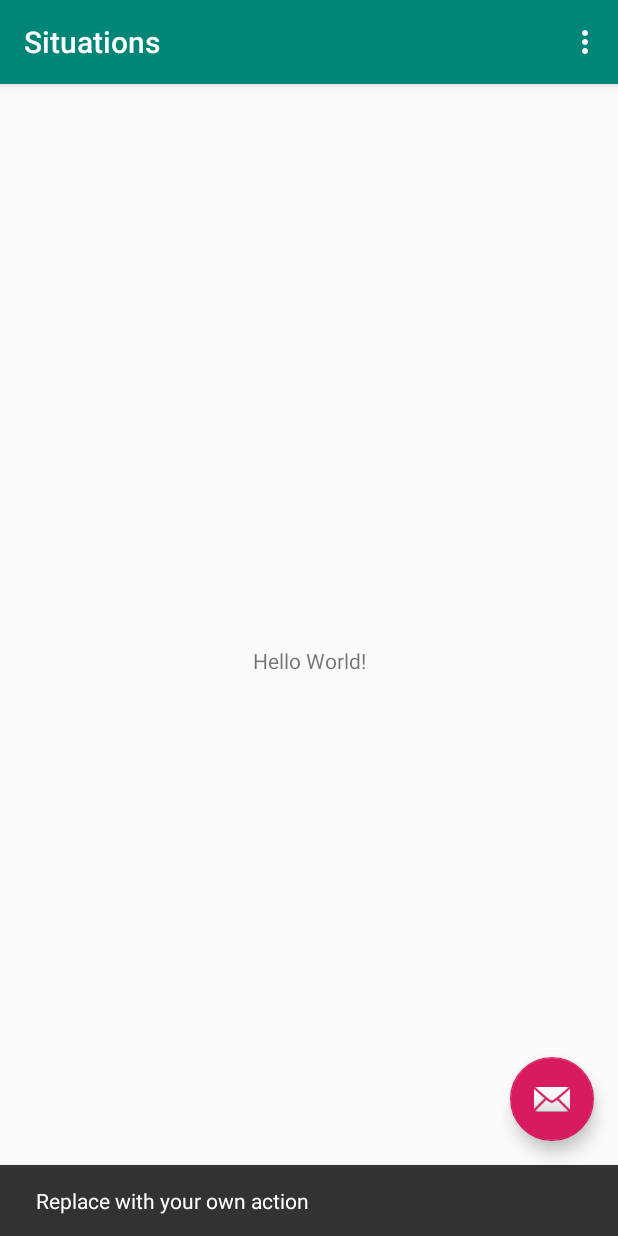
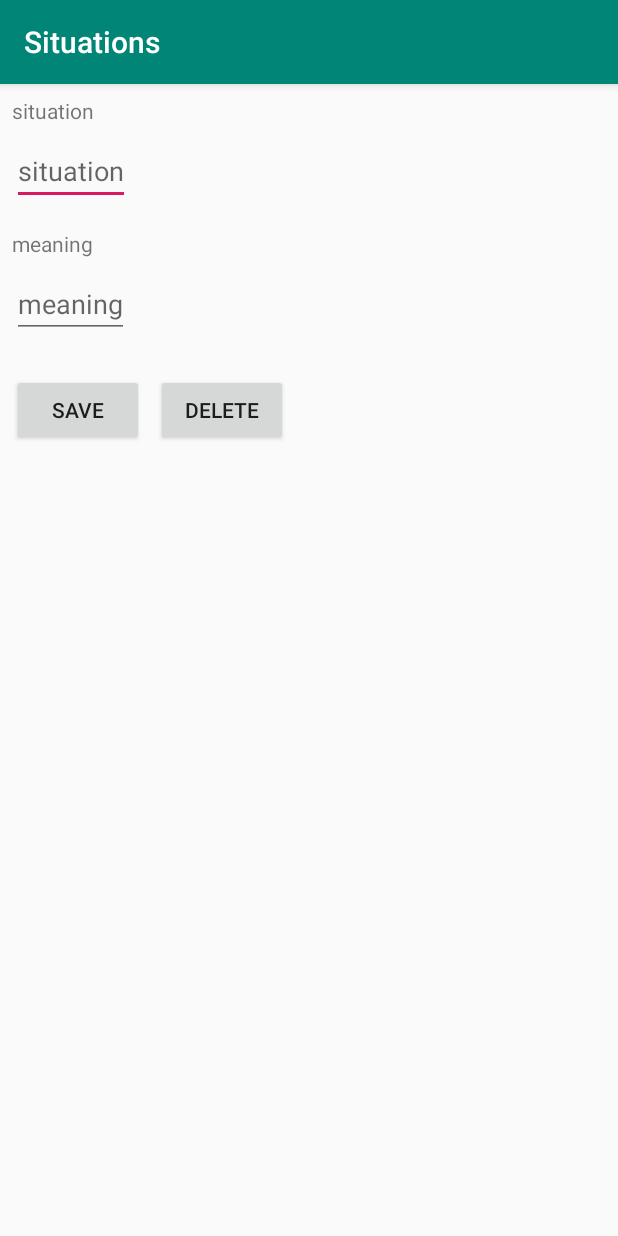
Before and after one commit to MahmoudIbrahim57/Situation, an Android app: the screen it shows after launch (MainActivity before the commit, NewSituationActivity after it), after a tap on an icon or button, on a phone screen of 412 x 824 dp. Run offline under Robolectric (Android 15) with nearby library versions, the phone set to English and light mode, and no system bars; our stand-ins replace Room's generated code.

Commit message:
add succesfuly

```diff
--- a/app/build.gradle
+++ b/app/build.gradle
@@ -14,6 +14,8 @@ android {
         versionCode 1
         versionName "1.0"
         testInstrumentationRunner "android.support.test.runner.AndroidJUnitRunner"
+        vectorDrawables.useSupportLibrary = true
+
     }
     buildTypes {
         release {
@@ -25,7 +27,7 @@ android {
 
 dependencies {
     implementation fileTree(dir: 'libs', include: ['*.jar'])
-    implementation"org.jetbrains.kotlin:kotlin-stdlib-jdk7:$kotlin_version"
+    implementation "org.jetbrains.kotlin:kotlin-stdlib-jdk7:$kotlin_version"
     implementation 'com.android.support:appcompat-v7:27.1.1'
     implementation 'com.android.support.constraint:constraint-layout:1.1.3'
     implementation 'com.android.support:design:27.1.1'
@@ -40,4 +42,5 @@ dependencies {
     testImplementation 'junit:junit:4.12'
     androidTestImplementation 'com.android.support.test:runner:1.0.2'
     androidTestImplementation 'com.android.support.test.espresso:espresso-core:3.0.2'
+    implementation 'com.android.support:recyclerview-v7:27.1.1'
 }
--- a/app/src/main/java/com/example/situations/MainActivity.kt
+++ /dev/null
@@ -1,39 +0,0 @@
-package com.example.situations
-
-import android.os.Bundle
-import android.support.design.widget.Snackbar
-import android.support.v7.app.AppCompatActivity;
-import android.view.Menu
-import android.view.MenuItem
-
-import kotlinx.android.synthetic.main.activity_main.*
-
-class MainActivity : AppCompatActivity() {
-
-    override fun onCreate(savedInstanceState: Bundle?) {
-        super.onCreate(savedInstanceState)
-        setContentView(R.layout.activity_main)
-        setSupportActionBar(toolbar)
-
-        fab.setOnClickListener { view ->
-            Snackbar.make(view, "Replace with your own action", Snackbar.LENGTH_LONG)
-                    .setAction("Action", null).show()
-        }
-    }
-
-    override fun onCreateOptionsMenu(menu: Menu): Boolean {
-        // Inflate the menu; this adds items to the action bar if it is present.
-        menuInflater.inflate(R.menu.menu_main, menu)
-        return true
-    }
-
-    override fun onOptionsItemSelected(item: MenuItem): Boolean {
-        // Handle action bar item clicks here. The action bar will
-        // automatically handle clicks on the Home/Up button, so long
-        // as you specify a parent activity in AndroidManifest.xml.
-        return when (item.itemId) {
-            R.id.action_settings -> true
-            else -> super.onOptionsItemSelected(item)
-        }
-    }
-}
--- a/app/src/main/java/model/Situaion.kt
+++ b/app/src/main/java/com/example/situations/model/Situaion.kt
@@ -1,4 +1,4 @@
-package model
+package com.example.situations.model
 
 import android.arch.persistence.room.Entity
 import android.arch.persistence.room.PrimaryKey
--- a/app/src/main/java/model/SituationDAO.kt
+++ b/app/src/main/java/com/example/situations/model/SituationDAO.kt
@@ -1,4 +1,4 @@
-package model
+package com.example.situations.model
 
 import android.arch.lifecycle.LiveData
 import android.arch.persistence.room.*
--- a/app/src/main/java/model/SituationRoomDatabase.kt
+++ b/app/src/main/java/com/example/situations/model/SituationRoomDatabase.kt
@@ -1,13 +1,11 @@
-package model
+package com.example.situations.model
 
 import android.arch.persistence.room.Database
-import android.arch.persistence.room.Entity
 import android.arch.persistence.room.Room
 import android.arch.persistence.room.RoomDatabase
 import android.content.Context
-import junit.runner.Version
-import java.security.AccessControlContext
-@Database(entities = [Situation::class],version = 1)
+
+@Database( entities = [Situation::class],version = 1, exportSchema = false)
 abstract  class SituationRoomDatabase : RoomDatabase() {
 
     abstract fun situationDao() : SituationDAO
--- /dev/null
+++ b/app/src/main/java/com/example/situations/utils/Constant.kt
@@ -0,0 +1,7 @@
+package com.example.situations.utils
+
+    const val EXTRA_KEY_MEANINIG="key_meaning"
+    const val EXTRA_KEY_WORD="key_word"
+    const val RESULT_SAVE=0
+    const val RESULT_ERROR=1
+     const val NEW_SITUATION_REQUES_CODE = 1
--- /dev/null
+++ b/app/src/main/java/com/example/situations/view/MainActivity.kt
@@ -0,0 +1,91 @@
+package com.example.situations.view
+
+import android.arch.lifecycle.Observer
+import android.arch.lifecycle.ViewModel
+import android.arch.lifecycle.ViewModelProvider
+import android.arch.lifecycle.ViewModelProviders
+import android.content.Intent
+import android.os.Bundle
+import android.support.design.widget.Snackbar
+import android.support.v7.app.AppCompatActivity;
+import android.support.v7.widget.LinearLayoutManager
+import android.support.v7.widget.RecyclerView
+import android.view.Menu
+import android.view.MenuItem
+import android.widget.Toast
+import com.example.situations.R
+
+import kotlinx.android.synthetic.main.activity_main.*
+import com.example.situations.model.Situation
+import com.example.situations.utils.*
+import com.example.situations.viewModel.SituationViewModel
+
+class MainActivity : AppCompatActivity() {
+    private lateinit var mViewModel: SituationViewModel
+    private  lateinit var  mRecylerView : RecyclerView
+    private  lateinit var  mAdapter: SituationListAdapter
+    private var mSituation : List<Situation>
+            = mutableListOf<Situation>(Situation("situation1"
+        ,"hello sir"),Situation("situation2","hello sir"))
+
+    override fun onCreate(savedInstanceState: Bundle?) {
+        super.onCreate(savedInstanceState)
+        setContentView(R.layout.activity_main)
+        setSupportActionBar(toolbar)
+
+        mRecylerView=findViewById(R.id.recylerView)
+        mAdapter= SituationListAdapter(this)
+        mAdapter.setSituation(mSituation)
+        mRecylerView.adapter=mAdapter
+        mRecylerView.layoutManager=LinearLayoutManager(this)
+        mViewModel= ViewModelProviders.of(this).get(SituationViewModel::class.java)
+        mViewModel.getAllSituation().observe(this, Observer { situations ->
+            situations?.let {
+                mAdapter.setSituation(it)
+
+        } })
+        fab.setOnClickListener {
+                view ->
+           val  intent =Intent(this,NewSituationActivity::class.java)
+            startActivityForResult(intent,NEW_SITUATION_REQUES_CODE)
+
+        }
+    }
+
+    override fun onActivityResult(requestCode: Int, resultCode: Int, data: Intent?) {
+        super.onActivityResult(requestCode, resultCode, data)
+            if(requestCode==NEW_SITUATION_REQUES_CODE&&resultCode== RESULT_SAVE){
+
+                data?.let {
+                    val situation=
+                        Situation(it.getStringExtra(EXTRA_KEY_WORD)
+                        ,it.getStringExtra(EXTRA_KEY_MEANINIG))
+
+                    mViewModel.insertSituation(situation)
+                }}
+                else
+
+                     if(resultCode==NEW_SITUATION_REQUES_CODE&&resultCode== RESULT_ERROR) {
+                    Toast.makeText(this,"empty situation saved",Toast.LENGTH_SHORT).show()
+
+                }
+
+
+
+    }
+    override fun onCreateOptionsMenu(menu: Menu): Boolean {
+        // Inflate the menu; this adds items to the action bar if it is present.
+        menuInflater.inflate(R.menu.menu_main, menu)
+        return true
+    }
+
+    override fun onOptionsItemSelected(item: MenuItem): Boolean {
+        // Handle action bar item clicks here. The action bar will
+        // automatically handle clicks on the Home/Up button, so long
+        // as you specify a parent activity in AndroidManifest.xml.
+        return when (item.itemId) {
+            R.id.action_settings -> true
+            else -> super.onOptionsItemSelected(item)
+        }
+    }
+}
--- /dev/null
+++ b/app/src/main/java/com/example/situations/view/NewSituationActivity.kt
@@ -0,0 +1,49 @@
+package com.example.situations.view
+
+import android.app.Activity
+import android.content.Intent
+import android.support.v7.app.AppCompatActivity
+import android.os.Bundle
+import android.text.TextUtils
+import android.widget.Button
+import android.widget.EditText
+import android.widget.Toast
+import com.example.situations.R
+import com.example.situations.utils.EXTRA_KEY_MEANINIG
+import com.example.situations.utils.EXTRA_KEY_WORD
+import com.example.situations.utils.RESULT_ERROR
+import com.example.situations.utils.RESULT_SAVE
+import javax.xml.transform.Result
+
+class NewSituationActivity : AppCompatActivity() {
+    private lateinit var situation : EditText
+    private lateinit var meaning : EditText
+    private lateinit var  saveButton:Button
+    private lateinit var  deleteButton: Button
+
+    override fun onCreate(savedInstanceState: Bundle?) {
+        super.onCreate(savedInstanceState)
+        setContentView(R.layout.activity_new_situation)
+        situation=findViewById(R.id.et_situation)
+        meaning=findViewById(R.id.et_meaning)
+        saveButton=findViewById(R.id.save)
+        deleteButton=findViewById(R.id.delete)
+        saveButton.setOnClickListener{
+        val intent=Intent()
+            if (TextUtils.isEmpty(situation.text)||TextUtils.isEmpty(meaning.text)){
+            setResult(RESULT_ERROR,intent)
+            }
+            else{
+                intent.putExtra(EXTRA_KEY_WORD,situation.text.toString())
+                intent.putExtra(EXTRA_KEY_MEANINIG,meaning.text.toString())
+                setResult(RESULT_SAVE,intent)
+
+            }
+            finish()
+        }
+        deleteButton.setOnClickListener{
+
+
+        }
+    }
+}
--- /dev/null
+++ b/app/src/main/java/com/example/situations/view/SituationListAdapter.kt
@@ -0,0 +1,41 @@
+package com.example.situations.view
+
+import android.content.Context
+ import android.support.v7.widget.RecyclerView
+import android.view.LayoutInflater
+import android.view.View
+import android.view.ViewGroup
+import android.widget.TextView
+import com.example.situations.R
+import com.example.situations.model.Situation
+
+class SituationListAdapter(private val context:Context): RecyclerView.Adapter<SituationListAdapter.SituationViewHolder>() {
+   private lateinit var mSituation:List<Situation>
+    fun getSiuation()=mSituation
+    fun setSituation(situation: List<Situation>){
+
+        mSituation=situation
+        notifyDataSetChanged()
+    }
+
+    override fun onCreateViewHolder(parent: ViewGroup, viewType: Int): SituationViewHolder {
+
+        return SituationViewHolder(LayoutInflater.from(context).inflate(R.layout.list_item,parent,false))
+    }
+
+    override fun getItemCount(): Int {
+      return mSituation.size
+    }
+
+    override fun onBindViewHolder(holder: SituationViewHolder, position: Int) {
+        var currentSituation = mSituation[position]
+
+        holder.situationTextView.text=currentSituation.name
+    }
+
+    class SituationViewHolder(itemView: View):RecyclerView.ViewHolder(itemView) {
+
+    var situationTextView :TextView = itemView.findViewById(R.id.textView)
+
+    }
+}
--- /dev/null
+++ b/app/src/main/java/com/example/situations/viewModel/SituationViewModel.kt
@@ -0,0 +1,39 @@
+package com.example.situations.viewModel
+
+import android.app.Application
+import android.arch.lifecycle.AndroidViewModel
+import android.arch.lifecycle.LiveData
+import com.example.situations.model.Situation
+import com.example.situations.model.SituationRepository
+
+class SituationViewModel (application: Application) : AndroidViewModel(application) {
+    private val situationRepository: SituationRepository
+    private val allSituation: LiveData<List<Situation>>
+    init {
+        situationRepository = SituationRepository(application)
+        allSituation = situationRepository.getAllSituation()
+    }
+    fun insertSituation(situation: Situation)
+    {
+        situationRepository.insertSituation(situation)
+    }
+    fun deleteSituation(situation: Situation)
+    {
+        situationRepository.deleteSituation(situation)
+    }
+    fun deleteAllSituation()
+    {
+        situationRepository.deleteAllSituation()
+    }
+    fun getAllSituation() =  allSituation
+
+    fun getSituationByName (name: String): Situation?
+    {
+        return situationRepository.getSituationByName(name)
+    }
+
+
+
+
+
+}
--- a/app/src/main/res/layout/activity_main.xml
+++ b/app/src/main/res/layout/activity_main.xml
@@ -4,7 +4,7 @@
     xmlns:tools="http://schemas.android.com/tools"
     android:layout_width="match_parent"
     android:layout_height="match_parent"
-    tools:context=".MainActivity">
+    tools:context="com.example.situations.view.MainActivity">
 
     <android.support.design.widget.AppBarLayout
         android:layout_width="match_parent"
@@ -28,6 +28,7 @@
         android:layout_height="wrap_content"
         android:layout_gravity="bottom|end"
         android:layout_margin="@dimen/fab_margin"
-        app:srcCompat="@android:drawable/ic_dialog_email" />
+        app:srcCompat="@drawable/ic_add"
+        />
 
 </android.support.design.widget.CoordinatorLayout>
--- /dev/null
+++ b/app/src/main/res/layout/activity_new_situation.xml
@@ -0,0 +1,64 @@
+<?xml version="1.0" encoding="utf-8"?>
+<android.support.constraint.ConstraintLayout
+        xmlns:android="http://schemas.android.com/apk/res/android"
+        xmlns:tools="http://schemas.android.com/tools"
+        xmlns:app="http://schemas.android.com/apk/res-auto"
+        android:layout_width="match_parent"
+        android:layout_height="match_parent"
+        tools:context=".view.NewSituationActivity">
+
+    <TextView
+            android:text="situation"
+            android:layout_width="wrap_content"
+            android:layout_height="wrap_content"
+            android:id="@+id/situation_label"
+            app:layout_constraintTop_toTopOf="parent"
+            android:layout_marginTop="8dp"
+            app:layout_constraintStart_toStartOf="parent"
+            android:layout_marginStart="8dp"
+            android:inputType="textAutoCorrect"/>
+    <TextView
+            android:text="meaning"
+            android:layout_width="wrap_content"
+            android:layout_height="wrap_content"
+            android:id="@+id/meaning_label"
+            android:layout_marginTop="16dp"
+            app:layout_constraintTop_toBottomOf="@+id/et_situation"
+            app:layout_constraintStart_toStartOf="parent"
+            android:layout_marginStart="8dp"/>
+    <Button
+            android:text="save"
+            android:layout_width="wrap_content"
+            android:layout_height="wrap_content"
+            android:id="@+id/save"
+            android:layout_marginTop="24dp"
+            app:layout_constraintTop_toBottomOf="@+id/et_meaning"
+            app:layout_constraintStart_toStartOf="parent"
+            android:layout_marginStart="8dp"/>
+    <Button
+            android:text="delete"
+            android:layout_width="wrap_content"
+            android:layout_height="wrap_content"
+            android:id="@+id/delete"
+            android:layout_marginTop="24dp"
+            app:layout_constraintTop_toBottomOf="@+id/et_meaning"
+            android:layout_marginStart="8dp"
+            app:layout_constraintStart_toEndOf="@+id/save"/>
+    <EditText
+            android:layout_width="wrap_content"
+            android:layout_height="wrap_content"
+            android:inputType="textPersonName"
+            android:id="@+id/et_situation"
+            android:hint="situation" android:layout_marginTop="8dp"
+            app:layout_constraintTop_toBottomOf="@+id/situation_label" app:layout_constraintStart_toStartOf="parent"
+            android:layout_marginStart="8dp"/>
+    <EditText
+            android:layout_width="wrap_content"
+            android:layout_height="wrap_content"
+            android:inputType="textAutoCorrect"
+            android:id="@+id/et_meaning"
+            android:layout_marginTop="8dp"
+            app:layout_constraintTop_toBottomOf="@+id/meaning_label"
+            app:layout_constraintStart_toStartOf="parent"
+            android:layout_marginStart="8dp" android:hint="meaning"/>
+</android.support.constraint.ConstraintLayout>
--- a/app/src/main/res/layout/content_main.xml
+++ b/app/src/main/res/layout/content_main.xml
@@ -5,16 +5,18 @@
     android:layout_width="match_parent"
     android:layout_height="match_parent"
     app:layout_behavior="@string/appbar_scrolling_view_behavior"
-    tools:context=".MainActivity"
+    tools:context="com.example.situations.view.MainActivity"
     tools:showIn="@layout/activity_main">
 
-    <TextView
-        android:layout_width="wrap_content"
-        android:layout_height="wrap_content"
-        android:text="Hello World!"
-        app:layout_constraintBottom_toBottomOf="parent"
-        app:layout_constraintLeft_toLeftOf="parent"
-        app:layout_constraintRight_toRightOf="parent"
-        app:layout_constraintTop_toTopOf="parent" />
 
+    <android.support.v7.widget.RecyclerView
+            android:id="@+id/recylerView"
+            android:layout_width="0dp"
+            android:layout_height="0dp"
+            android:background="@color/colorPrimary"
+            app:layout_constraintTop_toTopOf="parent"
+            app:layout_constraintStart_toStartOf="parent"
+            app:layout_constraintEnd_toEndOf="parent"
+            app:layout_constraintBottom_toBottomOf="parent"
+    />
 </android.support.constraint.ConstraintLayout>
--- a/app/src/main/res/menu/menu_main.xml
+++ b/app/src/main/res/menu/menu_main.xml
@@ -1,7 +1,7 @@
 <menu xmlns:android="http://schemas.android.com/apk/res/android"
     xmlns:app="http://schemas.android.com/apk/res-auto"
     xmlns:tools="http://schemas.android.com/tools"
-    tools:context="com.example.situations.MainActivity">
+    tools:context="com.example.situations.view.MainActivity">
     <item
         android:id="@+id/action_settings"
         android:orderInCategory="100"
--- a/app/src/main/res/values/dimens.xml
+++ b/app/src/main/res/values/dimens.xml
@@ -1,3 +1,6 @@
 <resources>
     <dimen name="fab_margin">16dp</dimen>
+    <dimen name="situation_padding">8dp</dimen>
+    <dimen name="situation_margin">8dp</dimen>
+    <dimen name="situation_size">24sp</dimen>
 </resources>
```
Also changed, not shown: app/src/main/AndroidManifest.xml (+5 -3 lines), app/src/main/java/com/example/situations/model/SituationRepository.kt (renamed from app/src/main/java/model/SituationRepository.kt, +5 -2 lines), app/src/main/res/drawable/ic_add.xml (added, +9 -0 lines), app/src/main/res/layout/list_item.xml (added, +17 -0 lines).
